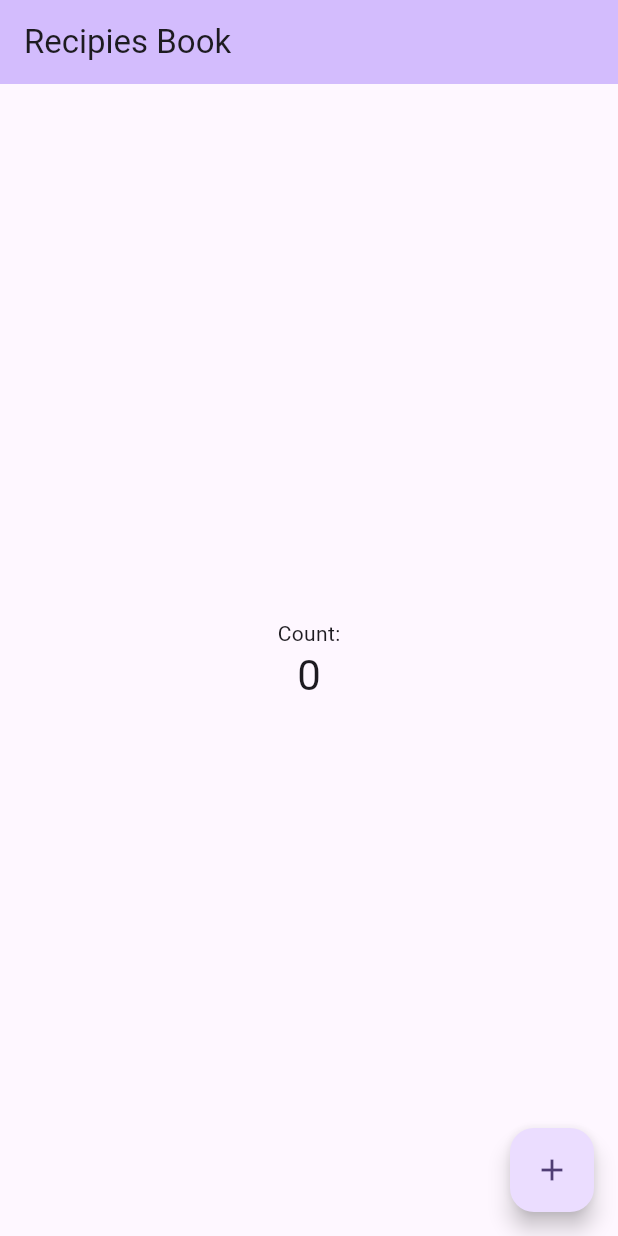
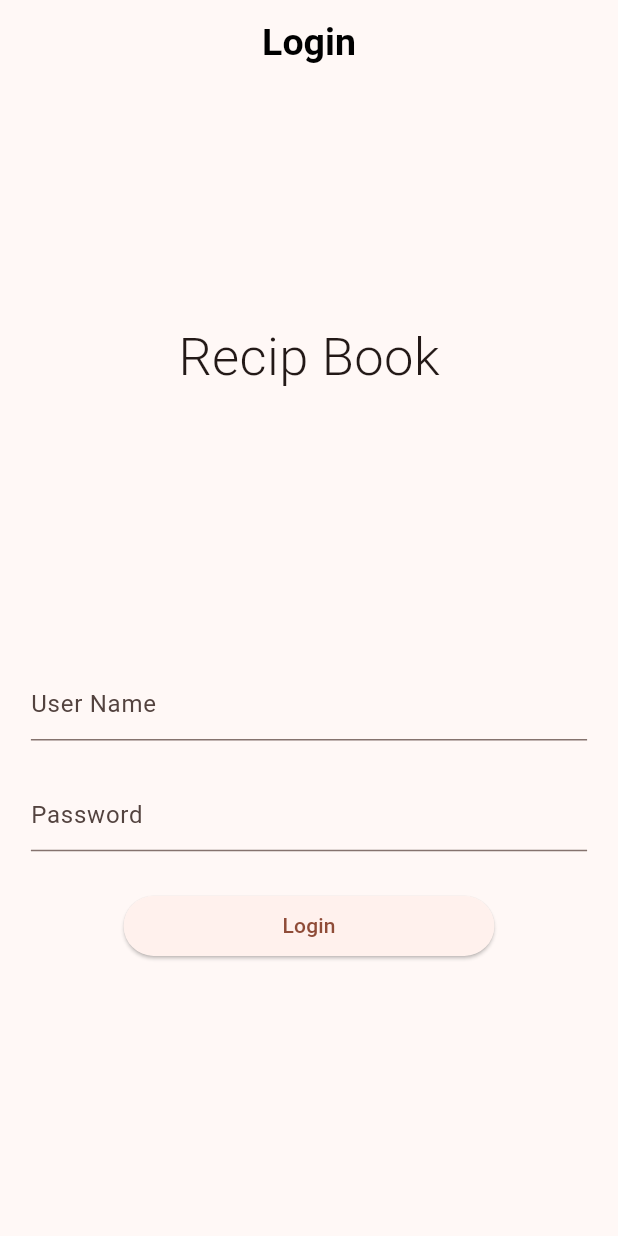
Before and after one commit to HasanChinthaka/RecipBook, a Flutter app: the screen it shows after launch, on a phone screen of 412 x 824 dp. Run offline on Flutter 3.47's test engine with Material 3 defaults, Android fonts, the phone set to English and light mode, and no system bars.

Commit message:
login screen complete

```diff
--- a/lib/main.dart
+++ b/lib/main.dart
@@ -1,125 +1,31 @@
 import 'package:flutter/material.dart';
+import 'package:recepies_app/pages/login_page.dart';
 
 void main() {
-  runApp(const MyApp());
+  runApp(MyApp());
 }
 
+// ignore: use_key_in_widget_constructors
 class MyApp extends StatelessWidget {
-  const MyApp({super.key});
-
-  // This widget is the root of your application.
   @override
   Widget build(BuildContext context) {
     return MaterialApp(
-      title: 'Flutter Demo',
+      title: 'Recip Book',
+      debugShowCheckedModeBanner: false,
       theme: ThemeData(
-        // This is the theme of your application.
-        //
-        // TRY THIS: Try running your application with "flutter run". You'll see
-        // the application has a purple toolbar. Then, without quitting the app,
-        // try changing the seedColor in the colorScheme below to Colors.green
-        // and then invoke "hot reload" (save your changes or press the "hot
-        // reload" button in a Flutter-supported IDE, or press "r" if you used
-        // the command line to start the app).
-        //
-        // Notice that the counter didn't reset back to zero; the application
-        // state is not lost during the reload. To reset the state, use hot
-        // restart instead.
-        //
-        // This works for code too, not just values: Most code changes can be
-        // tested with just a hot reload.
-        colorScheme: ColorScheme.fromSeed(seedColor: Colors.deepPurple),
+        colorScheme: ColorScheme.fromSeed(
+          seedColor: Colors.deepOrange,
+        ),
         useMaterial3: true,
+        appBarTheme: const AppBarTheme(
+          titleTextStyle: TextStyle(
+            color: Colors.black,
+            fontSize: 25,
+            fontWeight: FontWeight.bold,
+          ),
+        ),
       ),
-      home: const MyHomePage(title: 'Recipies Book'),
+    home: LoginPage(),
     );
   }
 }
-
-class MyHomePage extends StatefulWidget {
-  const MyHomePage({super.key, required this.title});
-
-  // This widget is the home page of your application. It is stateful, meaning
-  // that it has a State object (defined below) that contains fields that affect
-  // how it looks.
-
-  // This class is the configuration for the state. It holds the values (in this
-  // case the title) provided by the parent (in this case the App widget) and
-  // used by the build method of the State. Fields in a Widget subclass are
-  // always marked "final".
-
-  final String title;
-
-  @override
-  State<MyHomePage> createState() => _MyHomePageState();
-}
-
-class _MyHomePageState extends State<MyHomePage> {
-  int _counter = 0;
-
-  void _incrementCounter() {
-    setState(() {
-      // This call to setState tells the Flutter framework that something has
-      // changed in this State, which causes it to rerun the build method below
-      // so that the display can reflect the updated values. If we changed
-      // _counter without calling setState(), then the build method would not be
-      // called again, and so nothing would appear to happen.
-      _counter++;
-    });
-  }
-
-  @override
-  Widget build(BuildContext context) {
-    // This method is rerun every time setState is called, for instance as done
-    // by the _incrementCounter method above.
-    //
-    // The Flutter framework has been optimized to make rerunning build methods
-    // fast, so that you can just rebuild anything that needs updating rather
-    // than having to individually change instances of widgets.
-    return Scaffold(
-      appBar: AppBar(
-        // TRY THIS: Try changing the color here to a specific color (to
-        // Colors.amber, perhaps?) and trigger a hot reload to see the AppBar
-        // change color while the other colors stay the same.
-        backgroundColor: Theme.of(context).colorScheme.inversePrimary,
-        // Here we take the value from the MyHomePage object that was created by
-        // the App.build method, and use it to set our appbar title.
-        title: Text(widget.title),
-      ),
-      body: Center(
-        // Center is a layout widget. It takes a single child and positions it
-        // in the middle of the parent.
-        child: Column(
-          // Column is also a layout widget. It takes a list of children and
-          // arranges them vertically. By default, it sizes itself to fit its
-          // children horizontally, and tries to be as tall as its parent.
-          //
-          // Column has various properties to control how it sizes itself and
-          // how it positions its children. Here we use mainAxisAlignment to
-          // center the children vertically; the main axis here is the vertical
-          // axis because Columns are vertical (the cross axis would be
-          // horizontal).
-          //
-          // TRY THIS: Invoke "debug painting" (choose the "Toggle Debug Paint"
-          // action in the IDE, or press "p" in the console), to see the
-          // wireframe for each widget.
-          mainAxisAlignment: MainAxisAlignment.center,
-          children: <Widget>[
-            const Text(
-              'Count:',
-            ),
-            Text(
-              '$_counter',
-              style: Theme.of(context).textTheme.headlineMedium,
-            ),
-          ],
-        ),
-      ),
-      floatingActionButton: FloatingActionButton(
-        onPressed: _incrementCounter,
-        tooltip: 'Increment',
-        child: const Icon(Icons.add),
-      ), // This trailing comma makes auto-formatting nicer for build methods.
-    );
-  }
-}
--- /dev/null
+++ b/lib/pages/login_page.dart
@@ -0,0 +1,104 @@
+import 'package:flutter/material.dart';
+
+// ignore: use_key_in_widget_constructors
+class LoginPage extends StatefulWidget {
+  @override
+  State<StatefulWidget> createState() {
+    return _LoginPageState();
+  }
+}
+
+class _LoginPageState extends State<LoginPage> {
+  GlobalKey<FormState> _loginformKey = GlobalKey();
+  String? username, password;
+
+  @override
+  Widget build(BuildContext context) {
+    return Scaffold(
+      appBar: AppBar(
+        centerTitle: true,
+        title: const Text("Login"),
+      ),
+      body: SafeArea(child: _buildUI()),
+    );
+  }
+
+  Widget _buildUI() {
+    return SizedBox(
+      width: MediaQuery.sizeOf(context).width,
+      child: Column(
+        mainAxisSize: MainAxisSize.max,
+        mainAxisAlignment: MainAxisAlignment.spaceEvenly,
+        crossAxisAlignment: CrossAxisAlignment.center,
+        children: [_title(), _loginform()],
+      ),
+    );
+  }
+
+  Widget _title() {
+    return const Text(
+      "Recip Book",
+      style: TextStyle(fontSize: 35, fontWeight: FontWeight.w300),
+    );
+  }
+
+  Widget _loginform() {
+    return SizedBox(
+      width: MediaQuery.sizeOf(context).width * 0.90,
+      height: MediaQuery.sizeOf(context).height * 0.30,
+      child: Form(
+        key: _loginformKey,
+        child: Column(
+          mainAxisSize: MainAxisSize.max,
+          mainAxisAlignment: MainAxisAlignment.spaceEvenly,
+          crossAxisAlignment: CrossAxisAlignment.center,
+          children: [
+            TextFormField(
+              onSaved: (value) {
+                setState(() {
+                  username = value;
+                });
+              },
+              validator: (value) {
+                if (value == null || value.isEmpty) {
+                  return "Enter Username";
+                }
+              },
+              decoration: const InputDecoration(hintText: "User Name "),
+            ),
+            TextFormField(
+              obscureText: true,
+              onSaved: (value) {
+                setState(() {
+                  password = value;
+                });
+              },
+              validator: (value) {
+                if (value == null || value.length < 5) {
+                  return "Enter Valid Password";
+                }
+              },
+              decoration: const InputDecoration(hintText: "Password"),
+            ),
+            _loginbutton(),
+          ],
+        ),
+      ),
+    );
+  }
+
+  Widget _loginbutton() {
+    return SizedBox(
+      width: MediaQuery.sizeOf(context).width * 0.60,
+      child: ElevatedButton(
+        onPressed: () {
+          if (_loginformKey.currentState?.validate() ?? false) {
+            _loginformKey.currentState?.save();
+            print("$username - $password");
+          }
+        },
+        child: const Text("Login"),
+      ),
+    );
+  }
+}
```
